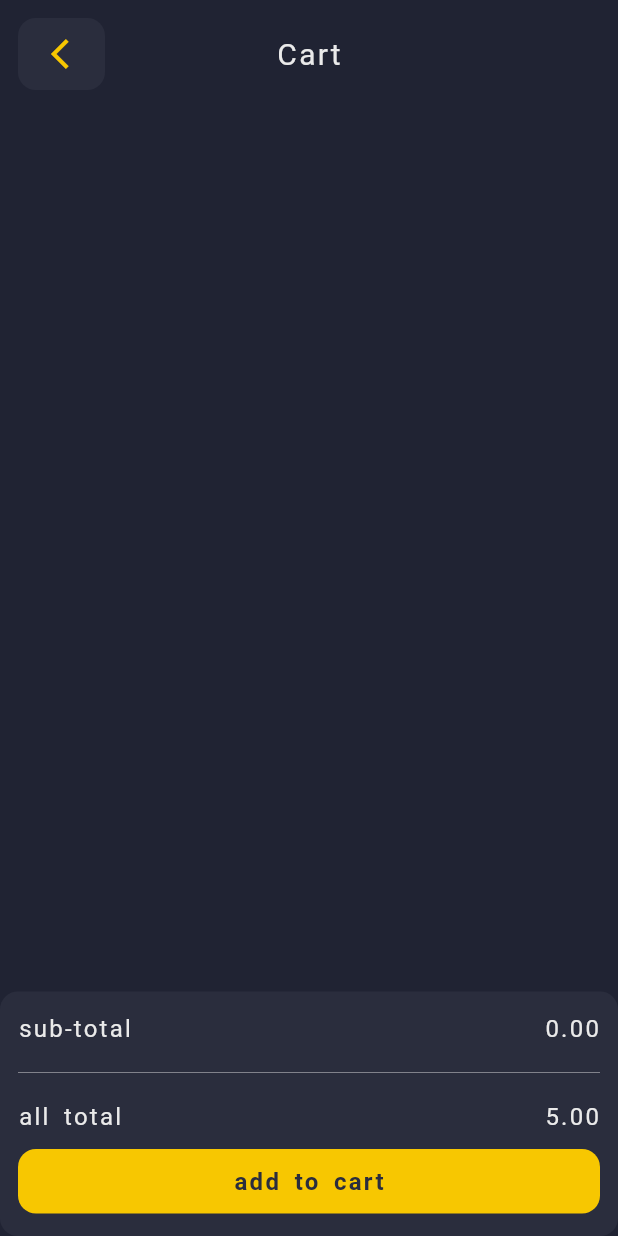
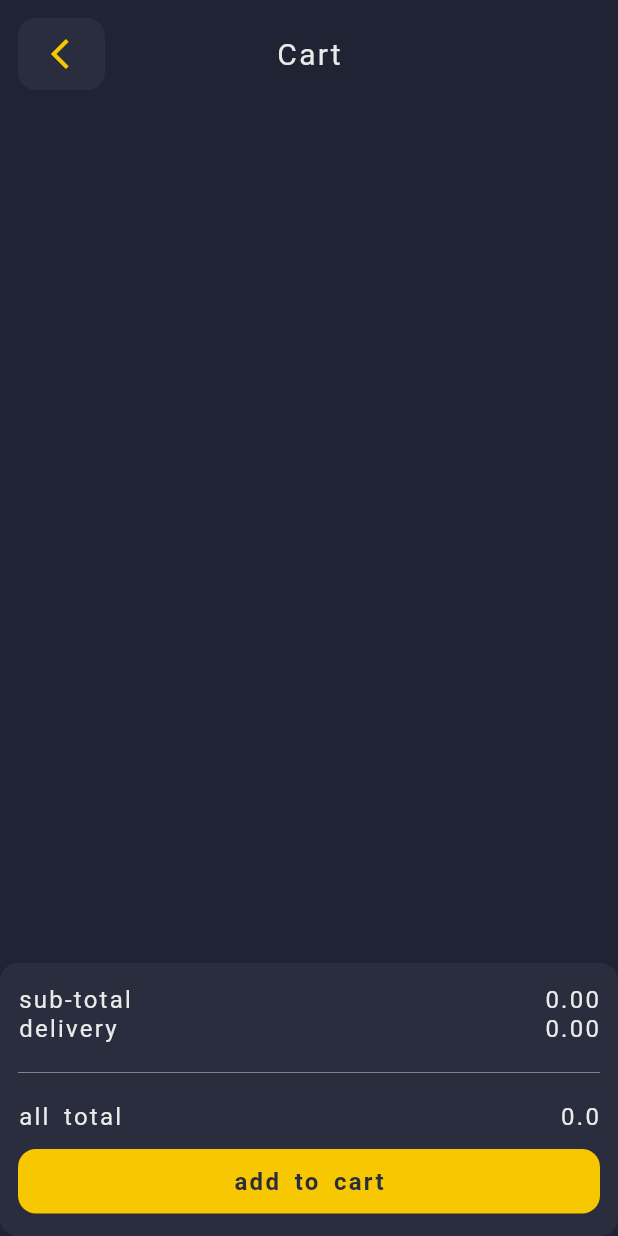
Before and after one commit to evgesha1247/eda2, a Flutter app: the CartScreen screen opened by its route, on a phone screen of 412 x 824 dp. Run offline on Flutter 3.47's test engine with Material 2 defaults, Android fonts, the phone set to English and light mode, and no system bars; our stand-ins replace flutter_slidable, hive, hive_flutter; missing offline and left inert: bottom_nav_bar; accounts and stored records are empty; statements that could not run were skipped.

Commit message:
починил счедчик цены , добавил акции

```diff
--- a/lib/object/cart_object.dart
+++ b/lib/object/cart_object.dart
@@ -23,7 +23,18 @@ class CartModel extends ChangeNotifier {
   UnmodifiableMapView<String, Cart> get cartItem =>
       UnmodifiableMapView(_cartItem);
   final _delivery = 5.0;
+
   double get delivery => _delivery;
+  promotions() {
+    if (total > 3000) {
+      return 0 - total / 100 * 15;
+    } else if (total > 1000) {
+      return 0;
+    } else if (total > 0) {
+      return delivery;
+    }
+    return 0;
+  }
 
   int namber(String dishKey) {
     var numberD = 0;
--- a/lib/ui/screens/cart_screen/cart_screen.dart
+++ b/lib/ui/screens/cart_screen/cart_screen.dart
@@ -52,11 +52,8 @@ class _CartRows extends StatelessWidget {
   Widget build(BuildContext context) {
     final cartModel = context.watch<CartModel>();
     final dishkey = cartModel.cartItem.entries.toList()[index].key;
-    //   final dishModel = context.watch<DishModel>();
-    //  final dishkey = cartModel.cartItem.values.toList()[index].id;
+
     void doNothing(BuildContext context) {
-      print(dishkey);
-      print(cartModel.cartItem.keys);
       cartModel.delete(dishkey);
     }
 
@@ -66,9 +63,7 @@ class _CartRows extends StatelessWidget {
         key: const ValueKey(0),
         endActionPane: ActionPane(
           motion: const DrawerMotion(),
-          dismissible: DismissiblePane(onDismissed: () {
-            //  cartModel.delete(dishkey);
-          }),
+          dismissible: DismissiblePane(onDismissed: () {}),
           children: [
             SlidableAction(
               spacing: 0,
@@ -76,7 +71,9 @@ class _CartRows extends StatelessWidget {
               foregroundColor: Colors.white,
               icon: Icons.delete_outline_rounded,
               label: 'Delete',
-              onPressed: doNothing,
+              onPressed: (BuildContext context) {
+                cartModel.delete(dishkey);
+              },
             ),
           ],
         ),
@@ -149,7 +146,7 @@ class _BottnCart extends StatelessWidget {
   @override
   Widget build(BuildContext context) {
     final cart = context.watch<CartModel>();
-    final total = (cart.total + cart.delivery).toStringAsFixed(2);
+    final promotions = cart.promotions();
     return Container(
       decoration: ThemeApp.decoration(),
       padding: const EdgeInsets.symmetric(
@@ -166,15 +163,14 @@ class _BottnCart extends StatelessWidget {
               Text(cart.total.toStringAsFixed(2), style: ThemeApp.style()),
             ],
           ),
-          Row(
-            mainAxisAlignment: MainAxisAlignment.spaceBetween,
-            children: cart.total == 0
-                ? []
-                : [
-                    Text('delivery ', style: ThemeApp.style()),
-                    Text(cart.delivery.toString(), style: ThemeApp.style()),
-                  ],
-          ),
+          Row(mainAxisAlignment: MainAxisAlignment.spaceBetween, children: [
+            cart.total > 3000
+                ? Text('save -15%', style: ThemeApp.style())
+                : cart.total > 1000
+                    ? Text('delivery ', style: ThemeApp.style())
+                    : Text('delivery ', style: ThemeApp.style()),
+            Text(promotions.toStringAsFixed(2), style: ThemeApp.style())
+          ]),
           const Padding(
             padding: EdgeInsets.symmetric(vertical: ThemeApp.kInterval),
             child: Divider(
@@ -186,7 +182,8 @@ class _BottnCart extends StatelessWidget {
             mainAxisAlignment: MainAxisAlignment.spaceBetween,
             children: [
               Text('all total ', style: ThemeApp.style()),
-              Text(total, style: ThemeApp.style()),
+              Text((cart.total + promotions).toString(),
+                  style: ThemeApp.style()),
             ],
           ),
           const SizedBox(height: ThemeApp.kInterval),
```
